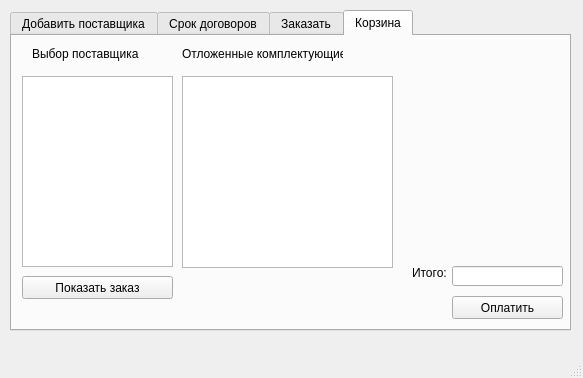
Above: windowpredpriatia.ui from IraSoro/bike-store-database before the change. Below: the same form after it.
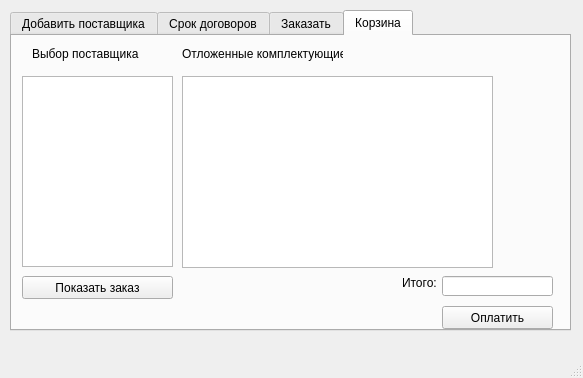
That is the form after the change.

Commit message: Added display basket

What changed in the file:
```diff
--- a/windowpredpriatia.ui
+++ b/windowpredpriatia.ui
@@ -427,8 +427,8 @@
      <widget class="QLabel" name="label_15">
       <property name="geometry">
        <rect>
-        <x>400</x>
-        <y>230</y>
+        <x>390</x>
+        <y>240</y>
         <width>47</width>
         <height>13</height>
        </rect>
@@ -440,8 +440,8 @@
      <widget class="QLineEdit" name="lineEdit">
       <property name="geometry">
        <rect>
-        <x>440</x>
-        <y>230</y>
+        <x>430</x>
+        <y>240</y>
         <width>111</width>
         <height>20</height>
        </rect>
@@ -450,8 +450,8 @@
      <widget class="QPushButton" name="pushButton_Pay">
       <property name="geometry">
        <rect>
-        <x>440</x>
-        <y>260</y>
+        <x>430</x>
+        <y>270</y>
         <width>111</width>
         <height>23</height>
        </rect>
@@ -470,16 +470,6 @@
        </rect>
       </property>
      </widget>
-     <widget class="QTableView" name="tableView">
-      <property name="geometry">
-       <rect>
-        <x>170</x>
-        <y>40</y>
-        <width>211</width>
-        <height>192</height>
-       </rect>
-      </property>
-     </widget>
      <widget class="QLabel" name="label_19">
       <property name="geometry">
        <rect>
@@ -493,6 +483,16 @@
        <string>Отложенные комплектующие</string>
       </property>
      </widget>
+     <widget class="QTableWidget" name="tableWidget">
+      <property name="geometry">
+       <rect>
+        <x>170</x>
+        <y>40</y>
+        <width>311</width>
+        <height>192</height>
+       </rect>
+      </property>
+     </widget>
     </widget>
    </widget>
   </widget>
```
Left out of the diff: 2 changed lines with no effect on the pictures. The commit also changes 2 other files.
